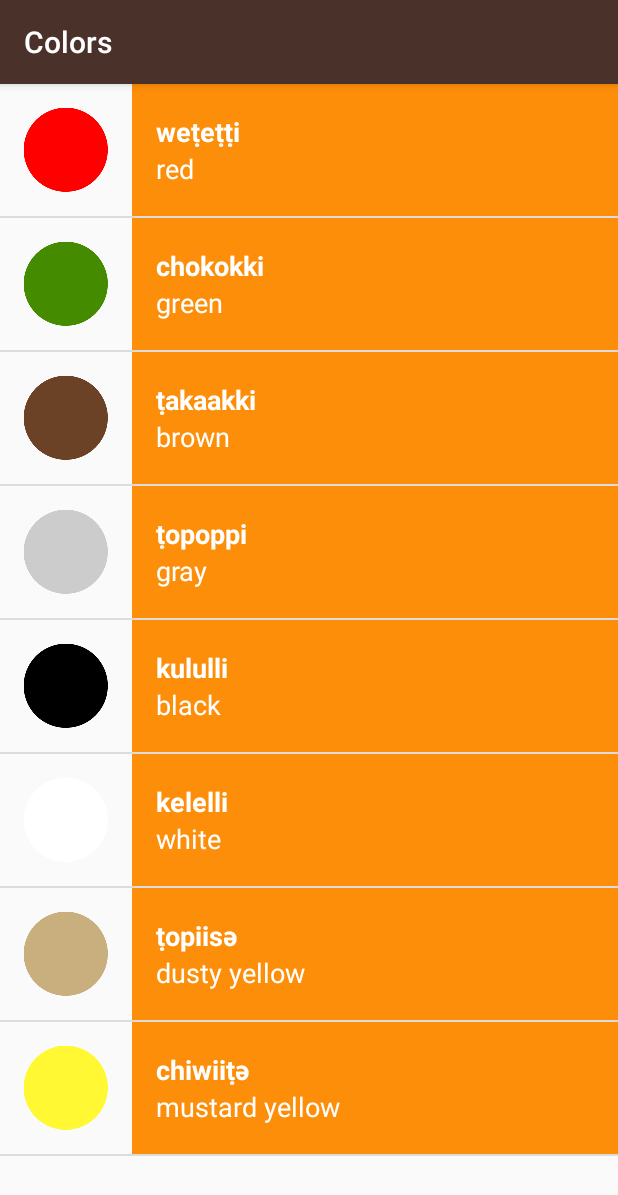
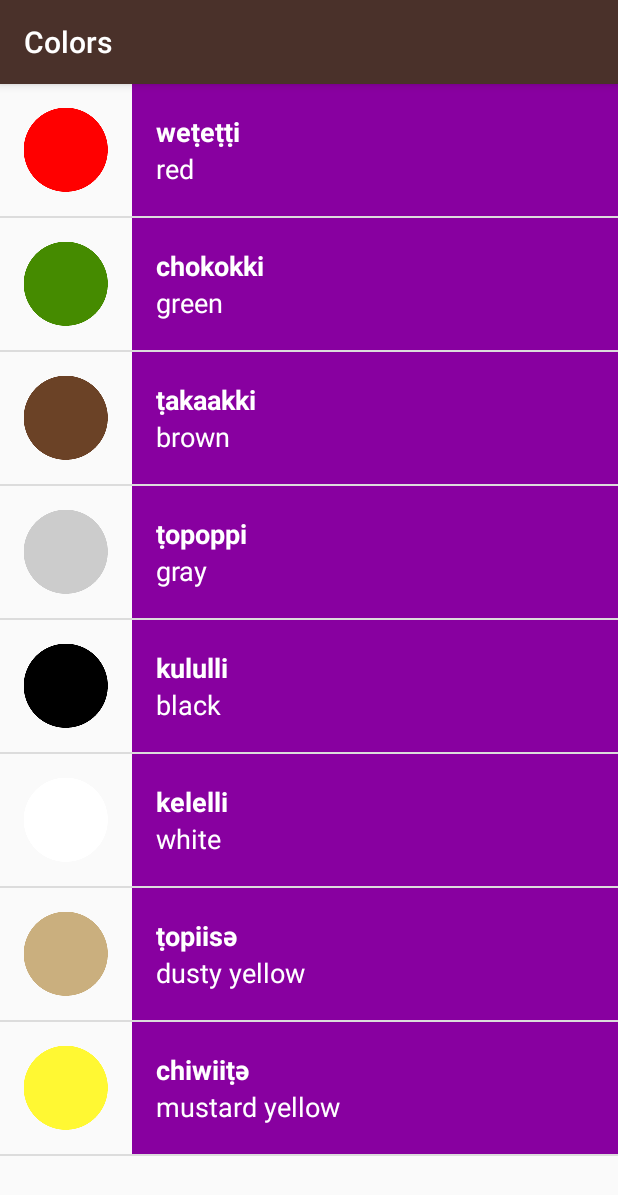
Before and after one commit to ahtaufiiq/Portfolio-Android, an Android app: the ColorsActivity screen opened directly, with no data from a screen before it, on a phone screen of 412 x 824 dp. Shown: the top 1195 px of the screen. Run offline under Robolectric (Android 15) with nearby library versions, the light colour scheme and no system bars.

Commit message:
Implement Different Background Color to each category

```diff
--- a/Udacity Course/2. Basics Multiscreen/MiwokApp/app/src/main/java/ataufiq/com/miwokapp/WordAdapter.java
+++ b/Udacity Course/2. Basics Multiscreen/MiwokApp/app/src/main/java/ataufiq/com/miwokapp/WordAdapter.java
@@ -59,6 +59,11 @@ public class WordAdapter extends ArrayAdapter{
         // set this text on the number TextView
         numberTextView.setText(currentWord.getmDefaultTranslation());
 
+        View textContainer = listItemView.findViewById(R.id.text_container);
+
+        int color = ContextCompat.getColor(getContext(),mColorResourceId);
+
+        textContainer.setBackgroundColor(color);
         // Return the whole list item layout (containing 2 TextViews and an ImageView)
         // so that it can be shown in the ListView
         return listItemView;
```
